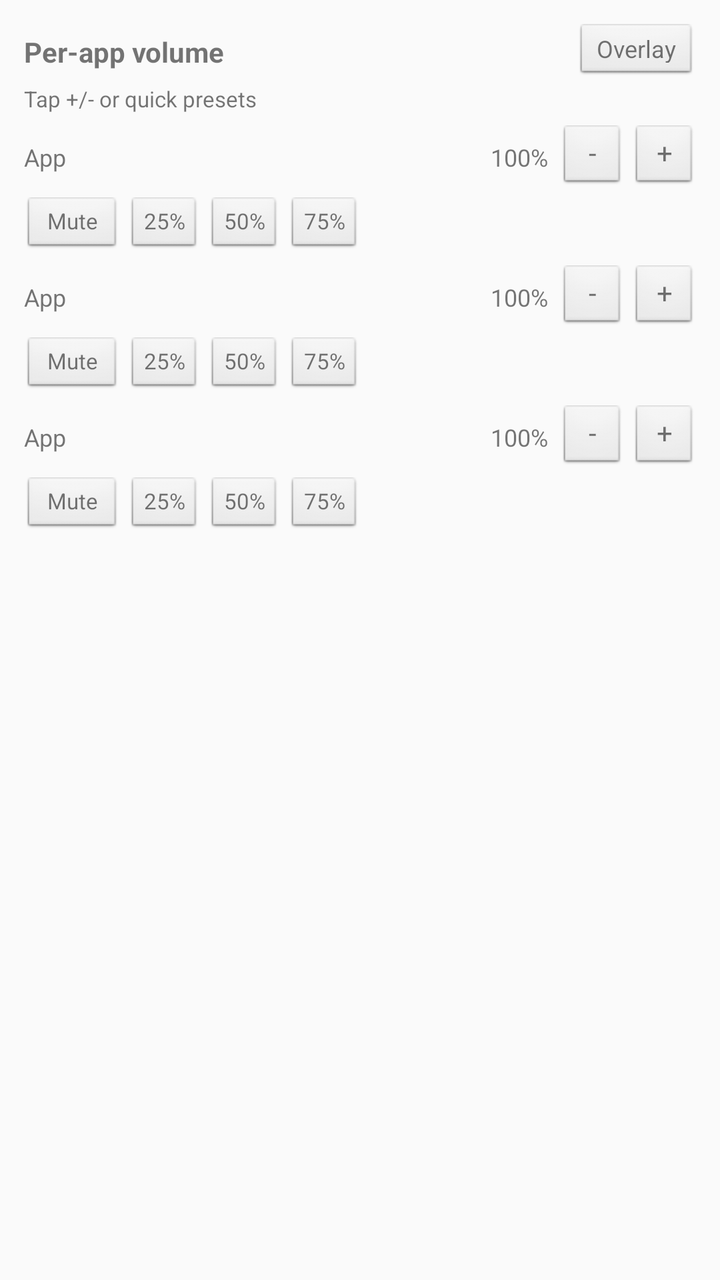
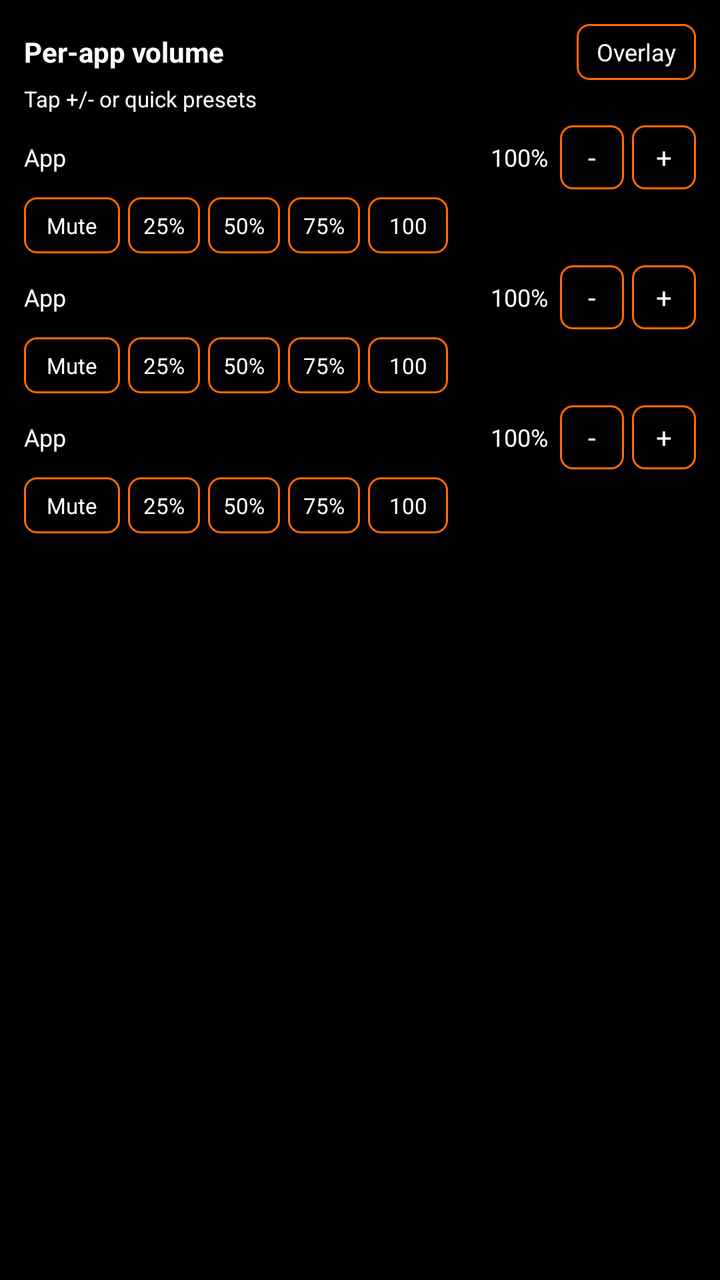

Before-and-after screenshots of an Android layout around one commit, followed by the original layout XML and the change that was made.
<!-- AndroidManifest.xml: application theme AppTheme -->
<!-- res/layout/notification_volume_big.xml -->
<?xml version="1.0" encoding="utf-8"?>
<LinearLayout xmlns:android="http://schemas.android.com/apk/res/android"
    android:id="@+id/notif_root"
    android:layout_width="match_parent"
    android:layout_height="wrap_content"
    android:orientation="vertical"
    android:padding="12dp">

    <LinearLayout
        android:id="@+id/notif_header_row"
        android:layout_width="match_parent"
        android:layout_height="wrap_content"
        android:orientation="horizontal"
        android:gravity="center_vertical"
        android:paddingBottom="2dp">

        <TextView
            android:id="@+id/notif_title"
            android:layout_width="0dp"
            android:layout_height="wrap_content"
            android:layout_weight="1"
            android:text="Per-app volume"
            android:textSize="14sp"
            android:textStyle="bold" />

        <TextView
            android:id="@+id/notif_open_overlay"
            android:layout_width="wrap_content"
            android:layout_height="28dp"
            android:gravity="center"
            android:paddingStart="10dp"
            android:paddingEnd="10dp"
            android:paddingLeft="10dp"
            android:paddingRight="10dp"
            android:text="Overlay"
            android:textSize="12sp"
            android:background="@android:drawable/btn_default_small" />
    </LinearLayout>

    <TextView
        android:id="@+id/notif_subtitle"
        android:layout_width="match_parent"
        android:layout_height="wrap_content"
        android:text="Tap +/- or quick presets"
        android:textSize="11sp"
        android:paddingBottom="6dp" />

    <LinearLayout
        android:id="@+id/notif_row_1"
        android:layout_width="match_parent"
        android:layout_height="wrap_content"
        android:orientation="vertical"
        android:paddingBottom="6dp">

        <LinearLayout
            android:id="@+id/notif_row_1_main"
            android:layout_width="match_parent"
            android:layout_height="wrap_content"
            android:orientation="horizontal"
            android:gravity="center_vertical"
            android:paddingBottom="4dp">

            <TextView
                android:id="@+id/notif_app_1"
                android:layout_width="0dp"
                android:layout_height="wrap_content"
                android:layout_weight="1"
                android:ellipsize="end"
                android:maxLines="1"
                android:text="App"
                android:textSize="12sp" />

            <TextView
                android:id="@+id/notif_value_1"
                android:layout_width="wrap_content"
                android:layout_height="wrap_content"
                android:text="100%"
                android:textSize="12sp"
                android:paddingEnd="6dp"
                android:paddingRight="6dp" />

            <TextView
                android:id="@+id/notif_minus_1"
                android:layout_width="32dp"
                android:layout_height="32dp"
                android:gravity="center"
                android:text="-"
                android:textSize="14sp"
                android:background="@android:drawable/btn_default_small" />

            <TextView
                android:id="@+id/notif_plus_1"
                android:layout_width="32dp"
                android:layout_height="32dp"
                android:layout_marginStart="4dp"
                android:layout_marginLeft="4dp"
                android:gravity="center"
                android:text="+"
                android:textSize="14sp"
                android:background="@android:drawable/btn_default_small" />
        </LinearLayout>

        <LinearLayout
            android:id="@+id/notif_row_1_quick"
            android:layout_width="match_parent"
            android:layout_height="wrap_content"
            android:orientation="horizontal"
            android:gravity="center_vertical">

            <TextView
                android:id="@+id/notif_mute_1"
                android:layout_width="48dp"
                android:layout_height="28dp"
                android:gravity="center"
                android:text="Mute"
                android:textSize="11sp"
                android:background="@android:drawable/btn_default_small" />

            <TextView
                android:id="@+id/notif_25_1"
                android:layout_width="36dp"
                android:layout_height="28dp"
                android:layout_marginStart="4dp"
                android:layout_marginLeft="4dp"
                android:gravity="center"
                android:text="25%"
                android:textSize="11sp"
                android:background="@android:drawable/btn_default_small" />

            <TextView
                android:id="@+id/notif_50_1"
                android:layout_width="36dp"
                android:layout_height="28dp"
                android:layout_marginStart="4dp"
                android:layout_marginLeft="4dp"
                android:gravity="center"
                android:text="50%"
                android:textSize="11sp"
                android:background="@android:drawable/btn_default_small" />

            <TextView
                android:id="@+id/notif_75_1"
                android:layout_width="36dp"
                android:layout_height="28dp"
                android:layout_marginStart="4dp"
                android:layout_marginLeft="4dp"
                android:gravity="center"
                android:text="75%"
                android:textSize="11sp"
                android:background="@android:drawable/btn_default_small" />
        </LinearLayout>
    </LinearLayout>

    <LinearLayout
        android:id="@+id/notif_row_2"
        android:layout_width="match_parent"
        android:layout_height="wrap_content"
        android:orientation="vertical"
        android:paddingBottom="6dp">

        <LinearLayout
            android:id="@+id/notif_row_2_main"
            android:layout_width="match_parent"
            android:layout_height="wrap_content"
            android:orientation="horizontal"
            android:gravity="center_vertical"
            android:paddingBottom="4dp">

            <TextView
                android:id="@+id/notif_app_2"
                android:layout_width="0dp"
                android:layout_height="wrap_content"
                android:layout_weight="1"
                android:ellipsize="end"
                android:maxLines="1"
                android:text="App"
                android:textSize="12sp" />

            <TextView
                android:id="@+id/notif_value_2"
                android:layout_width="wrap_content"
                android:layout_height="wrap_content"
                android:text="100%"
                android:textSize="12sp"
                android:paddingEnd="6dp"
                android:paddingRight="6dp" />

            <TextView
                android:id="@+id/notif_minus_2"
                android:layout_width="32dp"
                android:layout_height="32dp"
                android:gravity="center"
                android:text="-"
                android:textSize="14sp"
                android:background="@android:drawable/btn_default_small" />

            <TextView
                android:id="@+id/notif_plus_2"
                android:layout_width="32dp"
                android:layout_height="32dp"
                android:layout_marginStart="4dp"
                android:layout_marginLeft="4dp"
                android:gravity="center"
                android:text="+"
                android:textSize="14sp"
                android:background="@android:drawable/btn_default_small" />
        </LinearLayout>

        <LinearLayout
            android:id="@+id/notif_row_2_quick"
            android:layout_width="match_parent"
            android:layout_height="wrap_content"
            android:orientation="horizontal"
            android:gravity="center_vertical">

            <TextView
                android:id="@+id/notif_mute_2"
                android:layout_width="48dp"
                android:layout_height="28dp"
                android:gravity="center"
                android:text="Mute"
                android:textSize="11sp"
                android:background="@android:drawable/btn_default_small" />

            <TextView
                android:id="@+id/notif_25_2"
                android:layout_width="36dp"
                android:layout_height="28dp"
                android:layout_marginStart="4dp"
                android:layout_marginLeft="4dp"
                android:gravity="center"
                android:text="25%"
                android:textSize="11sp"
                android:background="@android:drawable/btn_default_small" />

            <TextView
                android:id="@+id/notif_50_2"
                android:layout_width="36dp"
                android:layout_height="28dp"
                android:layout_marginStart="4dp"
                android:layout_marginLeft="4dp"
                android:gravity="center"
                android:text="50%"
                android:textSize="11sp"
                android:background="@android:drawable/btn_default_small" />

            <TextView
                android:id="@+id/notif_75_2"
                android:layout_width="36dp"
                android:layout_height="28dp"
                android:layout_marginStart="4dp"
                android:layout_marginLeft="4dp"
                android:gravity="center"
                android:text="75%"
                android:textSize="11sp"
                android:background="@android:drawable/btn_default_small" />
        </LinearLayout>
    </LinearLayout>

    <LinearLayout
        android:id="@+id/notif_row_3"
        android:layout_width="match_parent"
        android:layout_height="wrap_content"
        android:orientation="vertical">

        <LinearLayout
            android:id="@+id/notif_row_3_main"
            android:layout_width="match_parent"
            android:layout_height="wrap_content"
            android:orientation="horizontal"
            android:gravity="center_vertical"
            android:paddingBottom="4dp">

            <TextView
                android:id="@+id/notif_app_3"
                android:layout_width="0dp"
                android:layout_height="wrap_content"
                android:layout_weight="1"
                android:ellipsize="end"
                android:maxLines="1"
                android:text="App"
                android:textSize="12sp" />

            <TextView
                android:id="@+id/notif_value_3"
                android:layout_width="wrap_content"
                android:layout_height="wrap_content"
                android:text="100%"
                android:textSize="12sp"
                android:paddingEnd="6dp"
                android:paddingRight="6dp" />

            <TextView
                android:id="@+id/notif_minus_3"
                android:layout_width="32dp"
                android:layout_height="32dp"
                android:gravity="center"
                android:text="-"
                android:textSize="14sp"
                android:background="@android:drawable/btn_default_small" />

            <TextView
                android:id="@+id/notif_plus_3"
                android:layout_width="32dp"
                android:layout_height="32dp"
                android:layout_marginStart="4dp"
                android:layout_marginLeft="4dp"
                android:gravity="center"
                android:text="+"
                android:textSize="14sp"
                android:background="@android:drawable/btn_default_small" />
        </LinearLayout>

        <LinearLayout
            android:id="@+id/notif_row_3_quick"
            android:layout_width="match_parent"
            android:layout_height="wrap_content"
            android:orientation="horizontal"
            android:gravity="center_vertical">

            <TextView
                android:id="@+id/notif_mute_3"
                android:layout_width="48dp"
                android:layout_height="28dp"
                android:gravity="center"
                android:text="Mute"
                android:textSize="11sp"
                android:background="@android:drawable/btn_default_small" />

            <TextView
                android:id="@+id/notif_25_3"
                android:layout_width="36dp"
                android:layout_height="28dp"
                android:layout_marginStart="4dp"
                android:layout_marginLeft="4dp"
                android:gravity="center"
                android:text="25%"
                android:textSize="11sp"
                android:background="@android:drawable/btn_default_small" />

            <TextView
                android:id="@+id/notif_50_3"
                android:layout_width="36dp"
                android:layout_height="28dp"
                android:layout_marginStart="4dp"
                android:layout_marginLeft="4dp"
                android:gravity="center"
                android:text="50%"
                android:textSize="11sp"
                android:background="@android:drawable/btn_default_small" />

            <TextView
                android:id="@+id/notif_75_3"
                android:layout_width="36dp"
                android:layout_height="28dp"
                android:layout_marginStart="4dp"
                android:layout_marginLeft="4dp"
                android:gravity="center"
                android:text="75%"
                android:textSize="11sp"
                android:background="@android:drawable/btn_default_small" />
        </LinearLayout>
    </LinearLayout>
</LinearLayout>
<!-- resources referenced by this layout -->
<resources>
  <style name="AppTheme" parent="Theme.AppCompat.Light.NoActionBar">
          <item name="android:windowIsTranslucent">false</item>
      </style>
</resources>

<!-- the commit's change to res/layout/notification_volume_big.xml (unified diff, before → after) -->
@@ -4,7 +4,8 @@
     android:layout_width="match_parent"
     android:layout_height="wrap_content"
     android:orientation="vertical"
-    android:padding="12dp">
+    android:padding="12dp"
+    android:background="#000000">
 
     <LinearLayout
         android:id="@+id/notif_header_row"
@@ -21,7 +22,12 @@
             android:layout_weight="1"
             android:text="Per-app volume"
             android:textSize="14sp"
-            android:textStyle="bold" />
+            android:textStyle="bold"
+            android:textColor="#FFFFFF"
+            android:shadowColor="#000000"
+            android:shadowRadius="2"
+            android:shadowDx="0"
+            android:shadowDy="0" />
 
         <TextView
             android:id="@+id/notif_open_overlay"
@@ -34,7 +40,12 @@
             android:paddingRight="10dp"
             android:text="Overlay"
             android:textSize="12sp"
-            android:background="@android:drawable/btn_default_small" />
+            android:textColor="#FFFFFF"
+            android:shadowColor="#000000"
+            android:shadowRadius="2"
+            android:shadowDx="0"
+            android:shadowDy="0"
+            android:background="@drawable/notif_button" />
     </LinearLayout>
 
     <TextView
@@ -43,6 +54,11 @@
         android:layout_height="wrap_content"
         android:text="Tap +/- or quick presets"
         android:textSize="11sp"
+        android:textColor="#FFFFFF"
+        android:shadowColor="#000000"
+        android:shadowRadius="2"
+        android:shadowDx="0"
+        android:shadowDy="0"
         android:paddingBottom="6dp" />
 
     <LinearLayout
@@ -68,7 +84,12 @@
                 android:ellipsize="end"
                 android:maxLines="1"
                 android:text="App"
-                android:textSize="12sp" />
+                android:textSize="12sp"
+                android:textColor="#FFFFFF"
+                android:shadowColor="#000000"
+                android:shadowRadius="2"
+                android:shadowDx="0"
+                android:shadowDy="0" />
 
             <TextView
                 android:id="@+id/notif_value_1"
@@ -76,6 +97,11 @@
                 android:layout_height="wrap_content"
                 android:text="100%"
                 android:textSize="12sp"
+                android:textColor="#FFFFFF"
+                android:shadowColor="#000000"
+                android:shadowRadius="2"
+                android:shadowDx="0"
+                android:shadowDy="0"
                 android:paddingEnd="6dp"
                 android:paddingRight="6dp" />
 
@@ -86,7 +112,12 @@
                 android:gravity="center"
                 android:text="-"
                 android:textSize="14sp"
-                android:background="@android:drawable/btn_default_small" />
+                android:textColor="#FFFFFF"
+                android:shadowColor="#000000"
+                android:shadowRadius="2"
+                android:shadowDx="0"
+                android:shadowDy="0"
+                android:background="@drawable/notif_button" />
 
             <TextView
                 android:id="@+id/notif_plus_1"
@@ -97,7 +128,12 @@
                 android:gravity="center"
                 android:text="+"
                 android:textSize="14sp"
-                android:background="@android:drawable/btn_default_small" />
+                android:textColor="#FFFFFF"
+                android:shadowColor="#000000"
+                android:shadowRadius="2"
+                android:shadowDx="0"
+                android:shadowDy="0"
+                android:background="@drawable/notif_button" />
         </LinearLayout>
 
         <LinearLayout
@@ -114,7 +150,12 @@
                 android:gravity="center"
                 android:text="Mute"
                 android:textSize="11sp"
-                android:background="@android:drawable/btn_default_small" />
+                android:textColor="#FFFFFF"
+                android:shadowColor="#000000"
+                android:shadowRadius="2"
+                android:shadowDx="0"
+                android:shadowDy="0"
+                android:background="@drawable/notif_button" />
 
             <TextView
                 android:id="@+id/notif_25_1"
@@ -125,7 +166,12 @@
                 android:gravity="center"
                 android:text="25%"
                 android:textSize="11sp"
-                android:background="@android:drawable/btn_default_small" />
+                android:textColor="#FFFFFF"
+                android:shadowColor="#000000"
+                android:shadowRadius="2"
+                android:shadowDx="0"
+                android:shadowDy="0"
+                android:background="@drawable/notif_button" />
 
             <TextView
                 android:id="@+id/notif_50_1"
@@ -136,7 +182,12 @@
                 android:gravity="center"
                 android:text="50%"
                 android:textSize="11sp"
-                android:background="@android:drawable/btn_default_small" />
+                android:textColor="#FFFFFF"
+                android:shadowColor="#000000"
+                android:shadowRadius="2"
+                android:shadowDx="0"
+                android:shadowDy="0"
+                android:background="@drawable/notif_button" />
 
             <TextView
                 android:id="@+id/notif_75_1"
@@ -147,7 +198,28 @@
                 android:gravity="center"
                 android:text="75%"
                 android:textSize="11sp"
-                android:background="@android:drawable/btn_default_small" />
+                android:textColor="#FFFFFF"
+                android:shadowColor="#000000"
+                android:shadowRadius="2"
+                android:shadowDx="0"
+                android:shadowDy="0"
+                android:background="@drawable/notif_button" />
+
+            <TextView
+                android:id="@+id/notif_100_1"
+                android:layout_width="40dp"
+                android:layout_height="28dp"
+                android:layout_marginStart="4dp"
+                android:layout_marginLeft="4dp"
+                android:gravity="center"
+                android:text="100"
+                android:textSize="11sp"
+                android:textColor="#FFFFFF"
+                android:shadowColor="#000000"
+                android:shadowRadius="2"
+                android:shadowDx="0"
+                android:shadowDy="0"
+                android:background="@drawable/notif_button" />
         </LinearLayout>
     </LinearLayout>
 
@@ -174,7 +246,12 @@
                 android:ellipsize="end"
                 android:maxLines="1"
                 android:text="App"
-                android:textSize="12sp" />
+                android:textSize="12sp"
+                android:textColor="#FFFFFF"
+                android:shadowColor="#000000"
+                android:shadowRadius="2"
+                android:shadowDx="0"
+                android:shadowDy="0" />
 
             <TextView
                 android:id="@+id/notif_value_2"
@@ -182,6 +259,11 @@
                 android:layout_height="wrap_content"
                 android:text="100%"
                 android:textSize="12sp"
+                android:textColor="#FFFFFF"
+                android:shadowColor="#000000"
+                android:shadowRadius="2"
+                android:shadowDx="0"
+                android:shadowDy="0"
                 android:paddingEnd="6dp"
                 android:paddingRight="6dp" />
 
@@ -192,7 +274,12 @@
                 android:gravity="center"
                 android:text="-"
                 android:textSize="14sp"
-                android:background="@android:drawable/btn_default_small" />
+                android:textColor="#FFFFFF"
+                android:shadowColor="#000000"
+                android:shadowRadius="2"
+                android:shadowDx="0"
+                android:shadowDy="0"
+                android:background="@drawable/notif_button" />
 
             <TextView
                 android:id="@+id/notif_plus_2"
@@ -203,7 +290,12 @@
                 android:gravity="center"
                 android:text="+"
                 android:textSize="14sp"
-                android:background="@android:drawable/btn_default_small" />
+                android:textColor="#FFFFFF"
+                android:shadowColor="#000000"
+                android:shadowRadius="2"
+                android:shadowDx="0"
+                android:shadowDy="0"
+                android:background="@drawable/notif_button" />
         </LinearLayout>
 
         <LinearLayout
@@ -220,7 +312,12 @@
                 android:gravity="center"
                 android:text="Mute"
                 android:textSize="11sp"
-                android:background="@android:drawable/btn_default_small" />
+                android:textColor="#FFFFFF"
+                android:shadowColor="#000000"
+                android:shadowRadius="2"
+                android:shadowDx="0"
+                android:shadowDy="0"
+                android:background="@drawable/notif_button" />
 
             <TextView
                 android:id="@+id/notif_25_2"
@@ -231,7 +328,12 @@
                 android:gravity="center"
                 android:text="25%"
                 android:textSize="11sp"
-                android:background="@android:drawable/btn_default_small" />
+                android:textColor="#FFFFFF"
+                android:shadowColor="#000000"
+                android:shadowRadius="2"
+                android:shadowDx="0"
+                android:shadowDy="0"
+                android:background="@drawable/notif_button" />
 
             <TextView
                 android:id="@+id/notif_50_2"
@@ -242,7 +344,12 @@
                 android:gravity="center"
                 android:text="50%"
                 android:textSize="11sp"
-                android:background="@android:drawable/btn_default_small" />
+                android:textColor="#FFFFFF"
+                android:shadowColor="#000000"
+                android:shadowRadius="2"
+                android:shadowDx="0"
+                android:shadowDy="0"
+                android:background="@drawable/notif_button" />
 
             <TextView
                 android:id="@+id/notif_75_2"
@@ -253,7 +360,28 @@
                 android:gravity="center"
                 android:text="75%"
                 android:textSize="11sp"
-                android:background="@android:drawable/btn_default_small" />
+                android:textColor="#FFFFFF"
+                android:shadowColor="#000000"
+                android:shadowRadius="2"
+                android:shadowDx="0"
+                android:shadowDy="0"
+                android:background="@drawable/notif_button" />
+
+            <TextView
+                android:id="@+id/notif_100_2"
+                android:layout_width="40dp"
+                android:layout_height="28dp"
+                android:layout_marginStart="4dp"
+                android:layout_marginLeft="4dp"
+                android:gravity="center"
+                android:text="100"
+                android:textSize="11sp"
+                android:textColor="#FFFFFF"
+                android:shadowColor="#000000"
+                android:shadowRadius="2"
+                android:shadowDx="0"
+                android:shadowDy="0"
+                android:background="@drawable/notif_button" />
         </LinearLayout>
     </LinearLayout>
 
@@ -279,7 +407,12 @@
                 android:ellipsize="end"
                 android:maxLines="1"
                 android:text="App"
-                android:textSize="12sp" />
+                android:textSize="12sp"
+                android:textColor="#FFFFFF"
+                android:shadowColor="#000000"
+                android:shadowRadius="2"
+                android:shadowDx="0"
+                android:shadowDy="0" />
 
             <TextView
                 android:id="@+id/notif_value_3"
@@ -287,6 +420,11 @@
                 android:layout_height="wrap_content"
                 android:text="100%"
                 android:textSize="12sp"
+                android:textColor="#FFFFFF"
+                android:shadowColor="#000000"
+                android:shadowRadius="2"
+                android:shadowDx="0"
+                android:shadowDy="0"
                 android:paddingEnd="6dp"
                 android:paddingRight="6dp" />
 
@@ -297,7 +435,12 @@
                 android:gravity="center"
                 android:text="-"
                 android:textSize="14sp"
-                android:background="@android:drawable/btn_default_small" />
+                android:textColor="#FFFFFF"
+                android:shadowColor="#000000"
+                android:shadowRadius="2"
+                android:shadowDx="0"
+                android:shadowDy="0"
+                android:background="@drawable/notif_button" />
 
             <TextView
                 android:id="@+id/notif_plus_3"
@@ -308,7 +451,12 @@
                 android:gravity="center"
                 android:text="+"
                 android:textSize="14sp"
-                android:background="@android:drawable/btn_default_small" />
+                android:textColor="#FFFFFF"
+                android:shadowColor="#000000"
+                android:shadowRadius="2"
+                android:shadowDx="0"
+                android:shadowDy="0"
+                android:background="@drawable/notif_button" />
         </LinearLayout>
 
         <LinearLayout
@@ -325,7 +473,12 @@
                 android:gravity="center"
                 android:text="Mute"
                 android:textSize="11sp"
-                android:background="@android:drawable/btn_default_small" />
+                android:textColor="#FFFFFF"
+                android:shadowColor="#000000"
+                android:shadowRadius="2"
+                android:shadowDx="0"
+                android:shadowDy="0"
+                android:background="@drawable/notif_button" />
 
             <TextView
                 android:id="@+id/notif_25_3"
@@ -336,7 +489,12 @@
                 android:gravity="center"
                 android:text="25%"
                 android:textSize="11sp"
-                android:background="@android:drawable/btn_default_small" />
+                android:textColor="#FFFFFF"
+                android:shadowColor="#000000"
+                android:shadowRadius="2"
+                android:shadowDx="0"
+                android:shadowDy="0"
+                android:background="@drawable/notif_button" />
 
             <TextView
                 android:id="@+id/notif_50_3"
@@ -347,7 +505,12 @@
                 android:gravity="center"
                 android:text="50%"
                 android:textSize="11sp"
-                android:background="@android:drawable/btn_default_small" />
+                android:textColor="#FFFFFF"
+                android:shadowColor="#000000"
+                android:shadowRadius="2"
+                android:shadowDx="0"
+                android:shadowDy="0"
+                android:background="@drawable/notif_button" />
 
             <TextView
                 android:id="@+id/notif_75_3"
@@ -358,7 +521,28 @@
                 android:gravity="center"
                 android:text="75%"
                 android:textSize="11sp"
-                android:background="@android:drawable/btn_default_small" />
+                android:textColor="#FFFFFF"
+                android:shadowColor="#000000"
+                android:shadowRadius="2"
+                android:shadowDx="0"
+                android:shadowDy="0"
+                android:background="@drawable/notif_button" />
+
+            <TextView
+                android:id="@+id/notif_100_3"
+                android:layout_width="40dp"
+                android:layout_height="28dp"
+                android:layout_marginStart="4dp"
+                android:layout_marginLeft="4dp"
+                android:gravity="center"
+                android:text="100"
+                android:textSize="11sp"
+                android:textColor="#FFFFFF"
+                android:shadowColor="#000000"
+                android:shadowRadius="2"
+                android:shadowDx="0"
+                android:shadowDy="0"
+                android:background="@drawable/notif_button" />
         </LinearLayout>
     </LinearLayout>
 </LinearLayout>
<!-- resource entries referenced after the edit -->
@@ -1,5 +1,14 @@
 <!-- resources referenced by this layout -->
 <resources>
+  <!-- drawable notif_button (drawable) -->
+  <?xml version="1.0" encoding="utf-8"?>
+  <shape xmlns:android="http://schemas.android.com/apk/res/android">
+      <solid android:color="#000000" />
+      <stroke
+          android:width="1dp"
+          android:color="#FF6A00" />
+      <corners android:radius="6dp" />
+  </shape>
   <style name="AppTheme" parent="Theme.AppCompat.Light.NoActionBar">
           <item name="android:windowIsTranslucent">false</item>
       </style>
